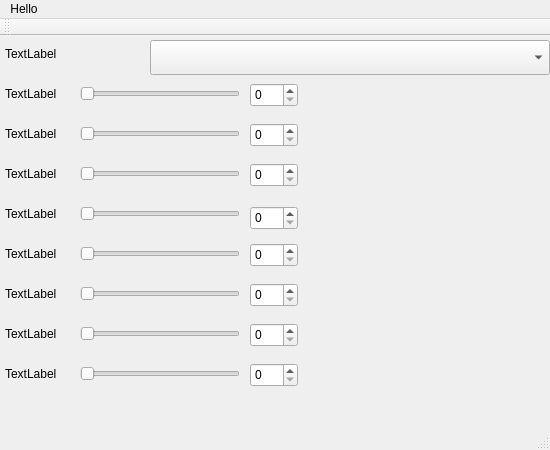
This is mainwindow.ui in bdangpic10c/GradeCalculator as Qt 5 draws it before an edit. The edited form follows.
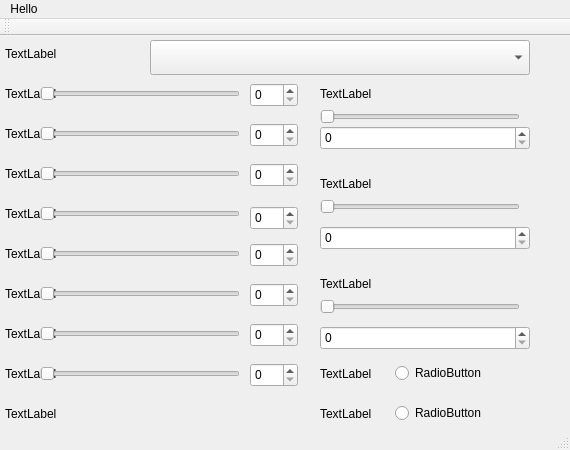
This is the edited form.

Commit message: Finished UI design.

```diff
--- a/mainwindow.ui
+++ b/mainwindow.ui
@@ -6,7 +6,7 @@
    <rect>
     <x>0</x>
     <y>0</y>
-    <width>550</width>
+    <width>570</width>
     <height>450</height>
    </rect>
   </property>
@@ -19,7 +19,7 @@
      <rect>
       <x>150</x>
       <y>4</y>
-      <width>400</width>
+      <width>380</width>
       <height>35</height>
      </rect>
     </property>
@@ -144,9 +144,9 @@
    <widget class="QSlider" name="horizontalSlider">
     <property name="geometry">
      <rect>
-      <x>80</x>
+      <x>40</x>
       <y>47</y>
-      <width>160</width>
+      <width>200</width>
       <height>22</height>
      </rect>
     </property>
@@ -157,9 +157,9 @@
    <widget class="QSlider" name="horizontalSlider_2">
     <property name="geometry">
      <rect>
-      <x>80</x>
+      <x>40</x>
       <y>87</y>
-      <width>160</width>
+      <width>200</width>
       <height>22</height>
      </rect>
     </property>
@@ -170,9 +170,9 @@
    <widget class="QSlider" name="horizontalSlider_3">
     <property name="geometry">
      <rect>
-      <x>80</x>
+      <x>40</x>
       <y>127</y>
-      <width>160</width>
+      <width>200</width>
       <height>22</height>
      </rect>
     </property>
@@ -183,9 +183,9 @@
    <widget class="QSlider" name="horizontalSlider_4">
     <property name="geometry">
      <rect>
-      <x>80</x>
+      <x>40</x>
       <y>167</y>
-      <width>160</width>
+      <width>200</width>
       <height>22</height>
      </rect>
     </property>
@@ -196,9 +196,9 @@
    <widget class="QSlider" name="horizontalSlider_5">
     <property name="geometry">
      <rect>
-      <x>80</x>
+      <x>40</x>
       <y>207</y>
-      <width>160</width>
+      <width>200</width>
       <height>22</height>
      </rect>
     </property>
@@ -209,9 +209,9 @@
    <widget class="QSlider" name="horizontalSlider_6">
     <property name="geometry">
      <rect>
-      <x>80</x>
+      <x>40</x>
       <y>247</y>
-      <width>160</width>
+      <width>200</width>
       <height>22</height>
      </rect>
     </property>
@@ -222,9 +222,9 @@
    <widget class="QSlider" name="horizontalSlider_7">
     <property name="geometry">
      <rect>
-      <x>80</x>
+      <x>40</x>
       <y>287</y>
-      <width>160</width>
+      <width>200</width>
       <height>22</height>
      </rect>
     </property>
@@ -235,9 +235,9 @@
    <widget class="QSlider" name="horizontalSlider_8">
     <property name="geometry">
      <rect>
-      <x>80</x>
+      <x>40</x>
       <y>327</y>
-      <width>160</width>
+      <width>200</width>
       <height>22</height>
      </rect>
     </property>
@@ -325,13 +325,186 @@
      </rect>
     </property>
    </widget>
+   <widget class="QLabel" name="label_10">
+    <property name="geometry">
+     <rect>
+      <x>320</x>
+      <y>50</y>
+      <width>70</width>
+      <height>16</height>
+     </rect>
+    </property>
+    <property name="text">
+     <string>TextLabel</string>
+    </property>
+   </widget>
+   <widget class="QLabel" name="label_11">
+    <property name="geometry">
+     <rect>
+      <x>320</x>
+      <y>140</y>
+      <width>70</width>
+      <height>16</height>
+     </rect>
+    </property>
+    <property name="text">
+     <string>TextLabel</string>
+    </property>
+   </widget>
+   <widget class="QLabel" name="label_12">
+    <property name="geometry">
+     <rect>
+      <x>320</x>
+      <y>240</y>
+      <width>70</width>
+      <height>16</height>
+     </rect>
+    </property>
+    <property name="text">
+     <string>TextLabel</string>
+    </property>
+   </widget>
+   <widget class="QSlider" name="horizontalSlider_9">
+    <property name="geometry">
+     <rect>
+      <x>320</x>
+      <y>70</y>
+      <width>200</width>
+      <height>22</height>
+     </rect>
+    </property>
+    <property name="orientation">
+     <enum>Qt::Horizontal</enum>
+    </property>
+   </widget>
+   <widget class="QSlider" name="horizontalSlider_10">
+    <property name="geometry">
+     <rect>
+      <x>320</x>
+      <y>160</y>
+      <width>200</width>
+      <height>22</height>
+     </rect>
+    </property>
+    <property name="orientation">
+     <enum>Qt::Horizontal</enum>
+    </property>
+   </widget>
+   <widget class="QSlider" name="horizontalSlider_11">
+    <property name="geometry">
+     <rect>
+      <x>320</x>
+      <y>260</y>
+      <width>200</width>
+      <height>22</height>
+     </rect>
+    </property>
+    <property name="orientation">
+     <enum>Qt::Horizontal</enum>
+    </property>
+   </widget>
+   <widget class="QSpinBox" name="spinBox_9">
+    <property name="geometry">
+     <rect>
+      <x>320</x>
+      <y>90</y>
+      <width>210</width>
+      <height>24</height>
+     </rect>
+    </property>
+   </widget>
+   <widget class="QSpinBox" name="spinBox_10">
+    <property name="geometry">
+     <rect>
+      <x>320</x>
+      <y>190</y>
+      <width>210</width>
+      <height>24</height>
+     </rect>
+    </property>
+   </widget>
+   <widget class="QSpinBox" name="spinBox_11">
+    <property name="geometry">
+     <rect>
+      <x>320</x>
+      <y>290</y>
+      <width>210</width>
+      <height>24</height>
+     </rect>
+    </property>
+   </widget>
+   <widget class="QLabel" name="label_13">
+    <property name="geometry">
+     <rect>
+      <x>320</x>
+      <y>330</y>
+      <width>70</width>
+      <height>16</height>
+     </rect>
+    </property>
+    <property name="text">
+     <string>TextLabel</string>
+    </property>
+   </widget>
+   <widget class="QLabel" name="label_14">
+    <property name="geometry">
+     <rect>
+      <x>320</x>
+      <y>370</y>
+      <width>70</width>
+      <height>16</height>
+     </rect>
+    </property>
+    <property name="text">
+     <string>TextLabel</string>
+    </property>
+   </widget>
+   <widget class="QRadioButton" name="radioButton">
+    <property name="geometry">
+     <rect>
+      <x>395</x>
+      <y>327</y>
+      <width>100</width>
+      <height>20</height>
+     </rect>
+    </property>
+    <property name="text">
+     <string>RadioButton</string>
+    </property>
+   </widget>
+   <widget class="QRadioButton" name="radioButton_2">
+    <property name="geometry">
+     <rect>
+      <x>395</x>
+      <y>367</y>
+      <width>100</width>
+      <height>20</height>
+     </rect>
+    </property>
+    <property name="text">
+     <string>RadioButton</string>
+    </property>
+   </widget>
+   <widget class="QLabel" name="label_15">
+    <property name="geometry">
+     <rect>
+      <x>5</x>
+      <y>370</y>
+      <width>100</width>
+      <height>16</height>
+     </rect>
+    </property>
+    <property name="text">
+     <string>TextLabel</string>
+    </property>
+   </widget>
   </widget>
   <widget class="QMenuBar" name="menuBar">
    <property name="geometry">
     <rect>
      <x>0</x>
      <y>0</y>
-     <width>550</width>
+     <width>570</width>
      <height>22</height>
     </rect>
    </property>
```
The commit also changes 2 other files.
